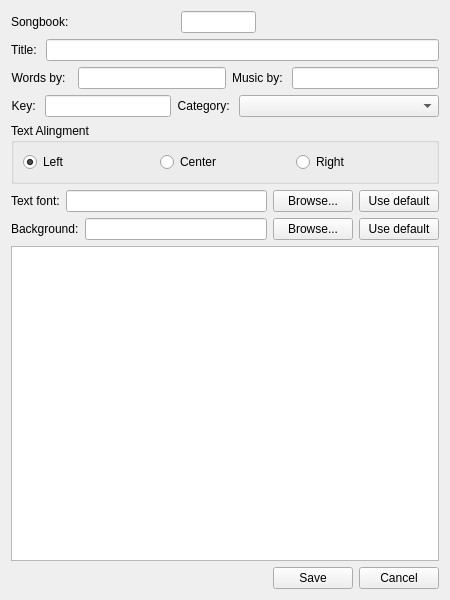
Old version of the form src/editwidget.ui in the repository SoftProjector/src.
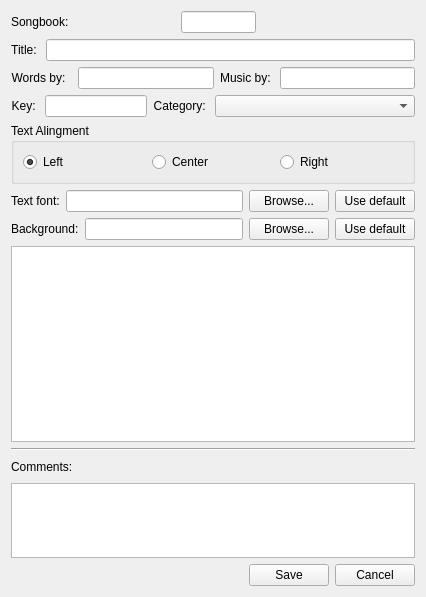
New version of the form. Icons and pictures are not drawn.

Commit message: Beta 2 release Numerous bug fixes Added song comment Added Ukrainian translations

Diff of the .ui file:
```diff
--- a/src/editwidget.ui
+++ b/src/editwidget.ui
@@ -6,8 +6,8 @@
    <rect>
     <x>0</x>
     <y>0</y>
-    <width>450</width>
-    <height>600</height>
+    <width>426</width>
+    <height>597</height>
    </rect>
   </property>
   <property name="minimumSize">
@@ -275,6 +275,47 @@
     </widget>
    </item>
    <item row="8" column="0">
+    <widget class="Line" name="line">
+     <property name="orientation">
+      <enum>Qt::Horizontal</enum>
+     </property>
+    </widget>
+   </item>
+   <item row="9" column="0">
+    <layout class="QHBoxLayout" name="horizontalLayout">
+     <item>
+      <widget class="QLabel" name="label_2">
+       <property name="text">
+        <string>Comments:</string>
+       </property>
+      </widget>
+     </item>
+     <item>
+      <spacer name="horizontalSpacer_3">
+       <property name="orientation">
+        <enum>Qt::Horizontal</enum>
+       </property>
+       <property name="sizeHint" stdset="0">
+        <size>
+         <width>40</width>
+         <height>20</height>
+        </size>
+       </property>
+      </spacer>
+     </item>
+    </layout>
+   </item>
+   <item row="10" column="0">
+    <widget class="QPlainTextEdit" name="plainTextEdit_comments">
+     <property name="maximumSize">
+      <size>
+       <width>16777215</width>
+       <height>75</height>
+      </size>
+     </property>
+    </widget>
+   </item>
+   <item row="11" column="0">
     <layout class="QGridLayout" name="gridLayout">
      <item row="0" column="0">
       <spacer name="horizontalSpacer">
```
The commit also changes 42 other files.
